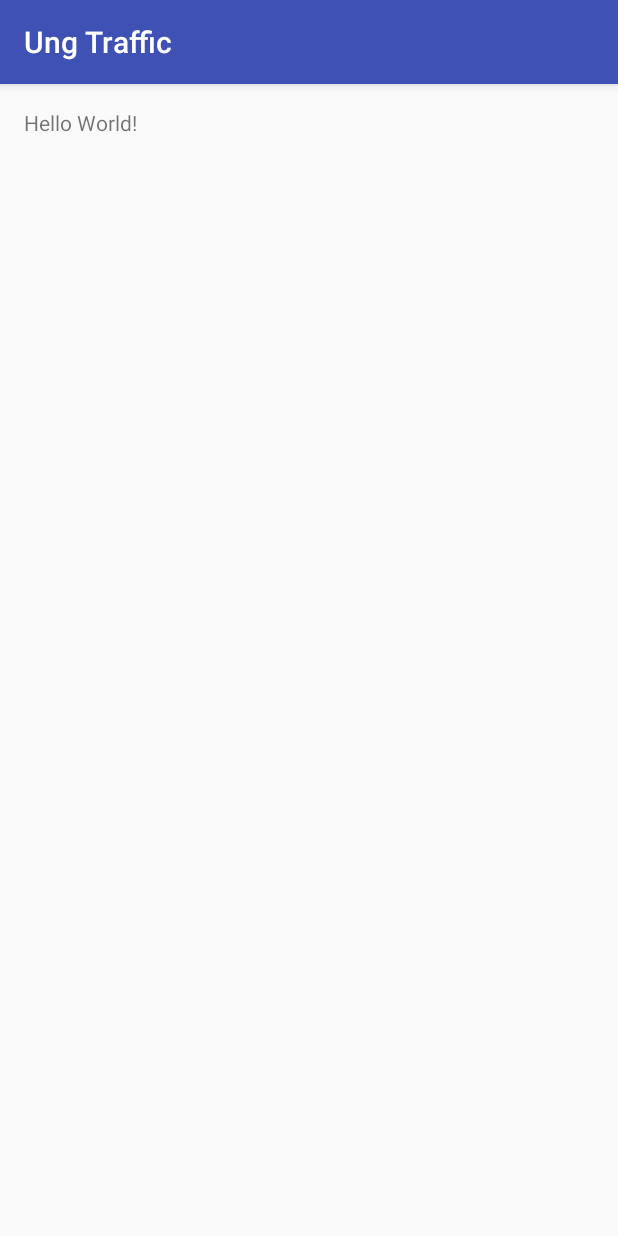
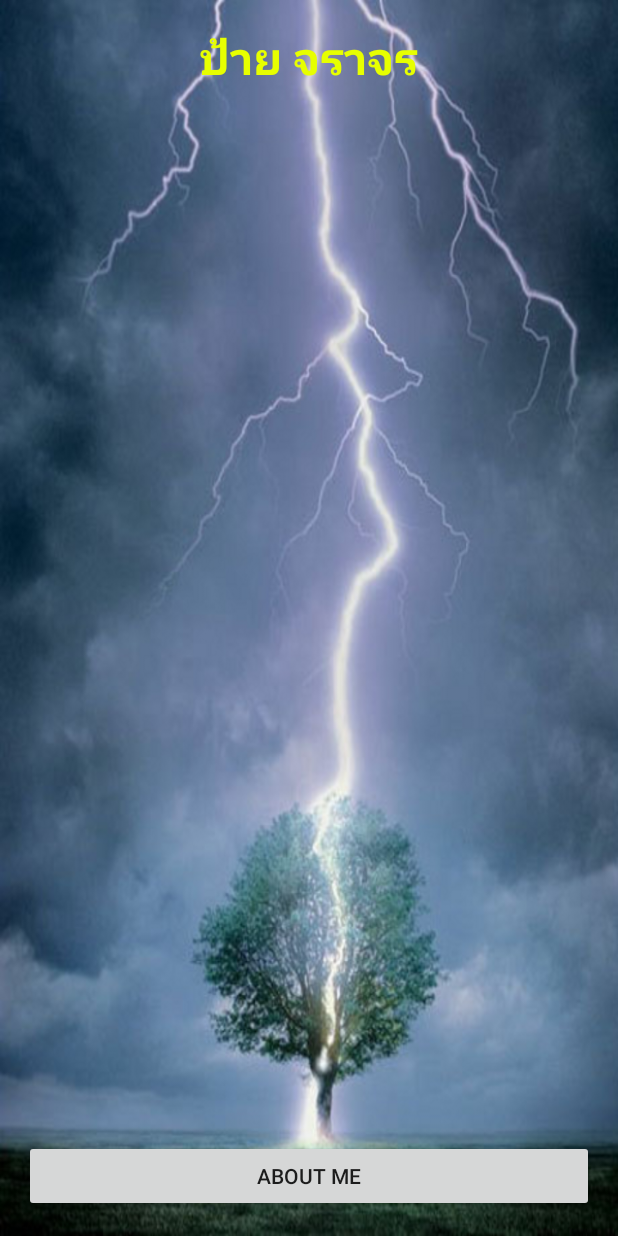
Before and after one commit to masterUNG/Ung-Project, an Android app: the screen it shows after launch (MainActivity), on a phone screen of 412 x 824 dp. Run offline under Robolectric (Android 15) with nearby library versions, the phone set to English and light mode, and no system bars.

Commit message:
Design UI Main Finish

```diff
--- a/app/src/main/res/layout/activity_main.xml
+++ b/app/src/main/res/layout/activity_main.xml
@@ -8,10 +8,32 @@
     android:paddingLeft="@dimen/activity_horizontal_margin"
     android:paddingRight="@dimen/activity_horizontal_margin"
     android:paddingTop="@dimen/activity_vertical_margin"
-    tools:context="appewtc.masterung.ungtraffic.MainActivity">
+    tools:context="appewtc.masterung.ungtraffic.MainActivity"
+    android:background="@drawable/bg0">
 
     <TextView
+        android:text="@string/title_main"
         android:layout_width="wrap_content"
         android:layout_height="wrap_content"
-        android:text="Hello World!" />
+        android:id="@+id/textView"
+        android:textSize="@dimen/h1"
+        android:textStyle="normal|bold"
+        android:layout_centerHorizontal="true"
+        android:textColor="@color/aText" />
+
+    <Button
+        android:text="About Me"
+        android:layout_width="match_parent"
+        android:layout_height="wrap_content"
+        android:id="@+id/button"
+        android:layout_alignParentBottom="true" />
+
+    <ListView
+        android:layout_width="match_parent"
+        android:layout_height="match_parent"
+        android:id="@+id/livTraffic"
+        android:layout_below="@+id/textView"
+        android:layout_above="@+id/button"
+        android:layout_marginTop="20dp"
+        android:layout_marginBottom="20dp" />
 </RelativeLayout>
--- a/app/src/main/res/values/colors.xml
+++ b/app/src/main/res/values/colors.xml
@@ -3,4 +3,7 @@
     <color name="colorPrimary">#3F51B5</color>
     <color name="colorPrimaryDark">#303F9F</color>
     <color name="colorAccent">#FF4081</color>
+
+    <color name="aText">#e7ff00</color>
+
 </resources>
--- a/app/src/main/res/values/dimens.xml
+++ b/app/src/main/res/values/dimens.xml
@@ -2,4 +2,7 @@
     <!-- Default screen margins, per the Android Design guidelines. -->
     <dimen name="activity_horizontal_margin">16dp</dimen>
     <dimen name="activity_vertical_margin">16dp</dimen>
+    <dimen name="h1">30sp</dimen>
+
+
 </resources>
--- a/app/src/main/res/values/strings.xml
+++ b/app/src/main/res/values/strings.xml
@@ -1,3 +1,7 @@
 <resources>
     <string name="app_name">Ung Traffic</string>
+
+    <string name="title_main">ป้าย จราจร</string>
+
+
 </resources>
--- a/app/src/main/res/values/styles.xml
+++ b/app/src/main/res/values/styles.xml
@@ -1,7 +1,7 @@
 <resources>
 
     <!-- Base application theme. -->
-    <style name="AppTheme" parent="Theme.AppCompat.Light.DarkActionBar">
+    <style name="AppTheme" parent="Theme.AppCompat.Light.NoActionBar">
         <!-- Customize your theme here. -->
         <item name="colorPrimary">@color/colorPrimary</item>
         <item name="colorPrimaryDark">@color/colorPrimaryDark</item>
```
Also changed, not shown: app/src/main/res/drawable/bg0.png (added).
